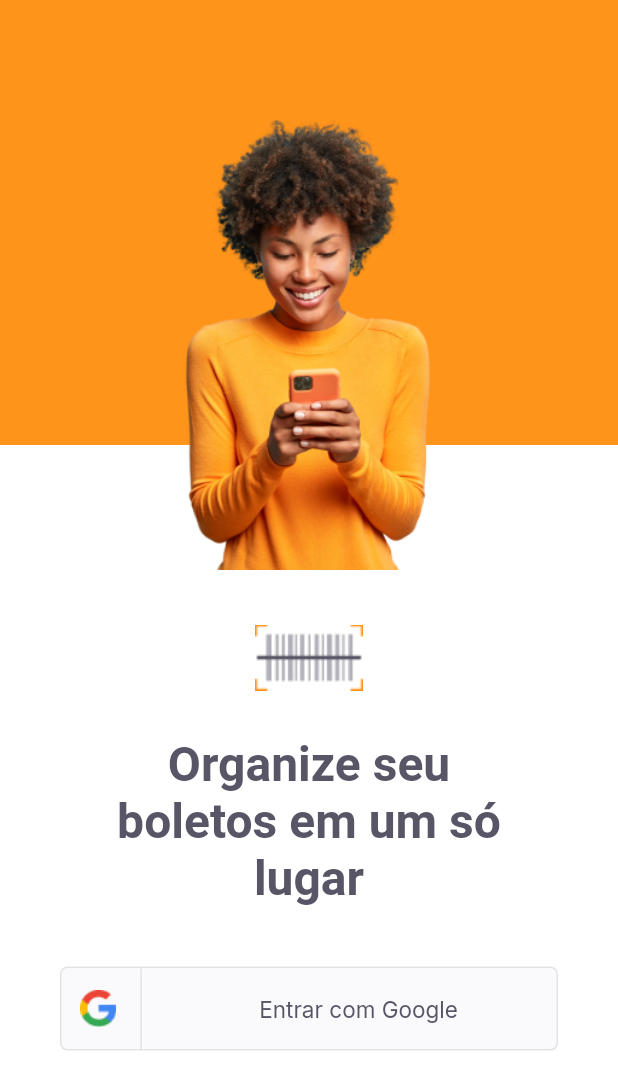
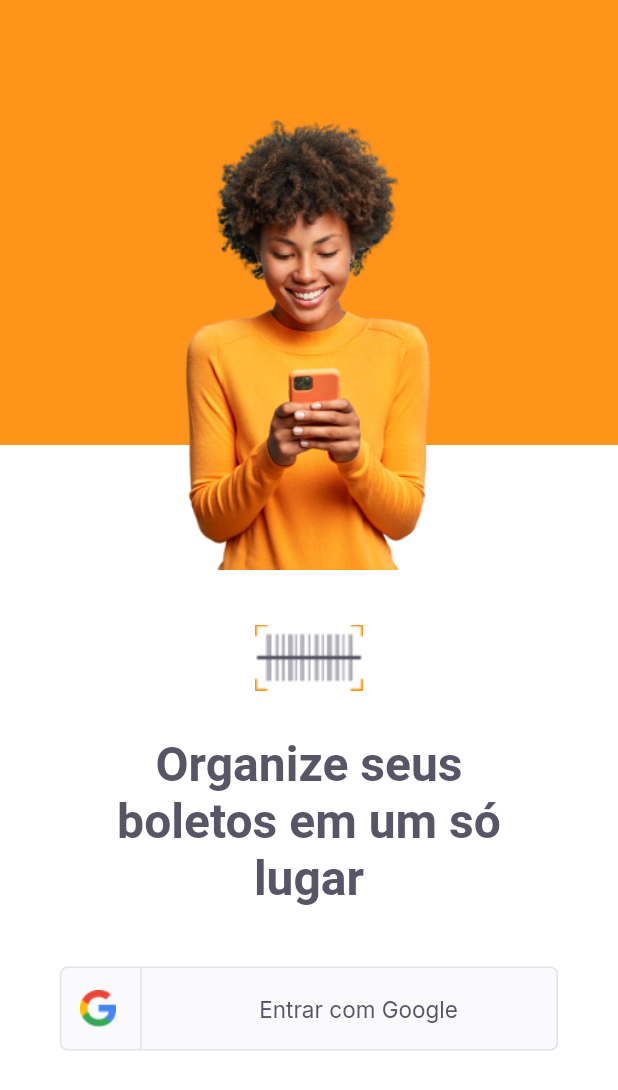
Before and after one commit to georgearmando/pay-flow, a Flutter app: the LoginPage screen opened by its route, on a phone screen of 412 x 824 dp. Shown: the top 1090 px of the screen. Run offline on Flutter 3.47's test engine with Material 2 defaults, Android fonts, the phone set to English and light mode, and no system bars; our stand-ins replace firebase_core, google_fonts, google_sign_in; accounts and stored records are empty.

Commit message:
refactor: change text widget string

```diff
--- a/lib/modules/login/login_page.dart
+++ b/lib/modules/login/login_page.dart
@@ -51,7 +51,7 @@ class _LoginPageState extends State<LoginPage> {
                     Padding(
                       padding:
                           const EdgeInsets.only(top: 30, left: 70, right: 70),
-                      child: Text('Organize seu boletos em um só lugar',
+                      child: Text('Organize seus boletos em um só lugar',
                           textAlign: TextAlign.center,
                           style: TextStyles.titleHome),
                     ),
```
